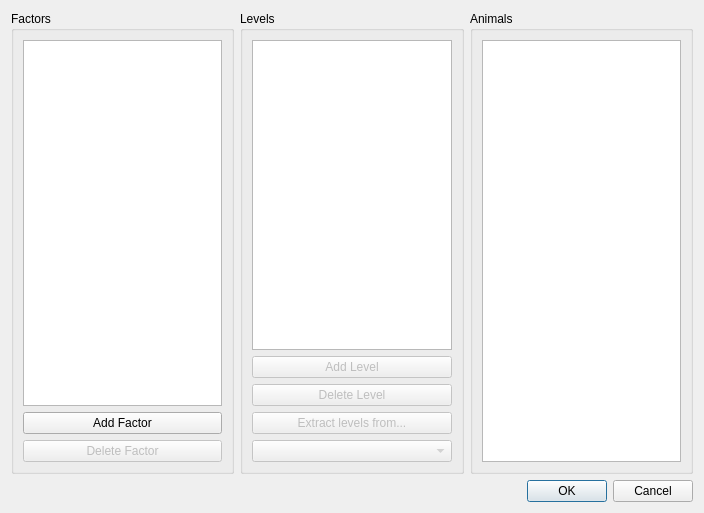
TSE-Systems/tse-analytics, file tse_analytics/views/factors/factors_dialog.ui: the form before one commit.
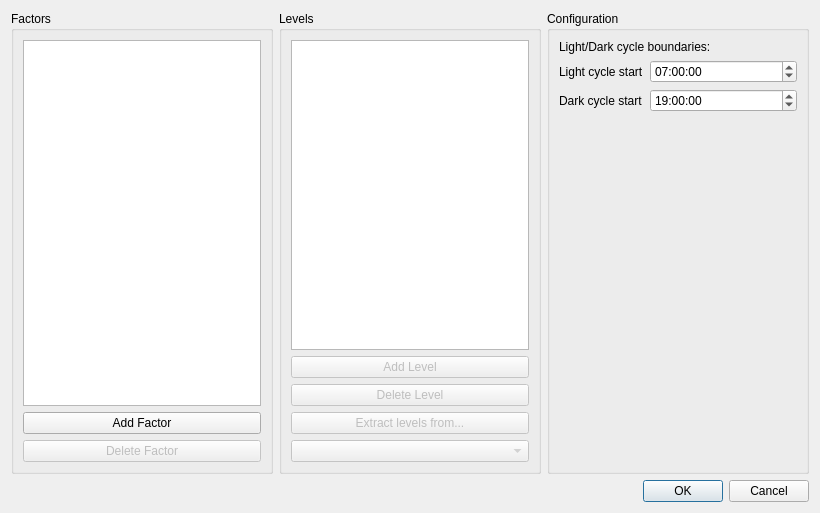
The form after the commit. The open tabs and pages were chosen to show the change. Icons and pictures are not drawn.

Commit message: - Derived tables removed. - Complete factors redesign: now 3 kinds of factor are available: Animal, LightCycle and TimePhase. - New Edit Datatable dialog.

What changed in the file:
```diff
--- a/tse_analytics/views/factors/factors_dialog.ui
+++ b/tse_analytics/views/factors/factors_dialog.ui
@@ -7,7 +7,7 @@
    <rect>
     <x>0</x>
     <y>0</y>
-    <width>704</width>
+    <width>820</width>
     <height>513</height>
    </rect>
   </property>
@@ -98,11 +98,192 @@
      <item>
       <widget class="QGroupBox" name="groupBoxAnimals">
        <property name="title">
-        <string>Animals</string>
+        <string>Configuration</string>
        </property>
-       <layout class="QVBoxLayout" name="verticalLayout_4">
+       <layout class="QVBoxLayout" name="verticalLayout_5">
         <item>
-         <widget class="QListWidget" name="listWidgetAnimals"/>
+         <widget class="QStackedWidget" name="stackedWidgetConfig">
+          <property name="currentIndex">
+           <number>0</number>
+          </property>
+          <widget class="QWidget" name="pageAnimals">
+           <layout class="QVBoxLayout" name="verticalLayout_4">
+            <property name="leftMargin">
+             <number>0</number>
+            </property>
+            <property name="topMargin">
+             <number>0</number>
+            </property>
+            <property name="rightMargin">
+             <number>0</number>
+            </property>
+            <property name="bottomMargin">
+             <number>0</number>
+            </property>
+            <item>
+             <widget class="QLabel" name="labelAnimalsHint">
+              <property name="text">
+               <string>Assign animals to the selected level:</string>
+              </property>
+             </widget>
+            </item>
+            <item>
+             <widget class="QListWidget" name="listWidgetAnimals"/>
+            </item>
+           </layout>
+          </widget>
+          <widget class="QWidget" name="pageCycles">
+           <layout class="QVBoxLayout" name="verticalLayout_6">
+            <property name="leftMargin">
+             <number>0</number>
+            </property>
+            <property name="topMargin">
+             <number>0</number>
+            </property>
+            <property name="rightMargin">
+             <number>0</number>
+            </property>
+            <property name="bottomMargin">
+             <number>0</number>
+            </property>
+            <item>
+             <widget class="QLabel" name="labelCyclesHint">
+              <property name="text">
+               <string>Light/Dark cycle boundaries:</string>
+              </property>
+             </widget>
+            </item>
+            <item>
+             <layout class="QFormLayout" name="formLayoutCycles">
+              <item row="0" column="0">
+               <widget class="QLabel" name="labelLightCycleStart">
+                <property name="text">
+                 <string>Light cycle start</string>
+                </property>
+               </widget>
+              </item>
+              <item row="0" column="1">
+               <widget class="QTimeEdit" name="timeEditLightStart">
+                <property name="time">
+                 <time>
+                  <hour>7</hour>
+                  <minute>0</minute>
+                  <second>0</second>
+                 </time>
+                </property>
+               </widget>
+              </item>
+              <item row="1" column="0">
+               <widget class="QLabel" name="labelDarkCycleStart">
+                <property name="text">
+                 <string>Dark cycle start</string>
+                </property>
+               </widget>
+              </item>
+              <item row="1" column="1">
+               <widget class="QTimeEdit" name="timeEditDarkStart">
+                <property name="time">
+                 <time>
+                  <hour>19</hour>
+                  <minute>0</minute>
+                  <second>0</second>
+                 </time>
+                </property>
+               </widget>
+              </item>
+             </layout>
+            </item>
+            <item>
+             <spacer name="verticalSpacerCycles">
+              <property name="orientation">
+               <enum>Qt::Orientation::Vertical</enum>
+              </property>
+              <property name="sizeHint" stdset="0">
+               <size>
+                <width>20</width>
+                <height>40</height>
+               </size>
+              </property>
+             </spacer>
+            </item>
+           </layout>
+          </widget>
+          <widget class="QWidget" name="pagePhases">
+           <layout class="QVBoxLayout" name="verticalLayout_7">
+            <property name="leftMargin">
+             <number>0</number>
+            </property>
+            <property name="topMargin">
+             <number>0</number>
+            </property>
+            <property name="rightMargin">
+             <number>0</number>
+            </property>
+            <property name="bottomMargin">
+             <number>0</number>
+            </property>
+            <item>
+             <widget class="QLabel" name="labelPhasesHint">
+              <property name="text">
+               <string>Phases (each phase becomes a level):</string>
+              </property>
+             </widget>
+            </item>
+            <item>
+             <widget class="QTableView" name="tableViewPhases">
+              <property name="selectionMode">
+               <enum>QAbstractItemView::SelectionMode::SingleSelection</enum>
+              </property>
+              <attribute name="verticalHeaderMinimumSectionSize">
+               <number>20</number>
+              </attribute>
+              <attribute name="verticalHeaderDefaultSectionSize">
+               <number>20</number>
+              </attribute>
+             </widget>
+            </item>
+            <item>
+             <layout class="QHBoxLayout" name="horizontalLayoutPhases">
+              <item>
+               <widget class="QToolButton" name="toolButtonAddPhase">
+                <property name="toolTip">
+                 <string>Add phase</string>
+                </property>
+                <property name="icon">
+                 <iconset resource="../../../resources/resources.qrc">
+                  <normaloff>:/icons/icons8-add-16.png</normaloff>:/icons/icons8-add-16.png</iconset>
+                </property>
+               </widget>
+              </item>
+              <item>
+               <widget class="QToolButton" name="toolButtonDeletePhase">
+                <property name="toolTip">
+                 <string>Delete selected phase</string>
+                </property>
+                <property name="icon">
+                 <iconset resource="../../../resources/resources.qrc">
+                  <normaloff>:/icons/icons8-minus-16.png</normaloff>:/icons/icons8-minus-16.png</iconset>
+                </property>
+               </widget>
+              </item>
+              <item>
+               <spacer name="horizontalSpacerPhases">
+                <property name="orientation">
+                 <enum>Qt::Orientation::Horizontal</enum>
+                </property>
+                <property name="sizeHint" stdset="0">
+                 <size>
+                  <width>40</width>
+                  <height>20</height>
+                 </size>
+                </property>
+               </spacer>
+              </item>
+             </layout>
+            </item>
+           </layout>
+          </widget>
+         </widget>
         </item>
        </layout>
       </widget>
```
Left out of the diff: 6 changed lines with no effect on the pictures. The commit also changes 106 other files.
